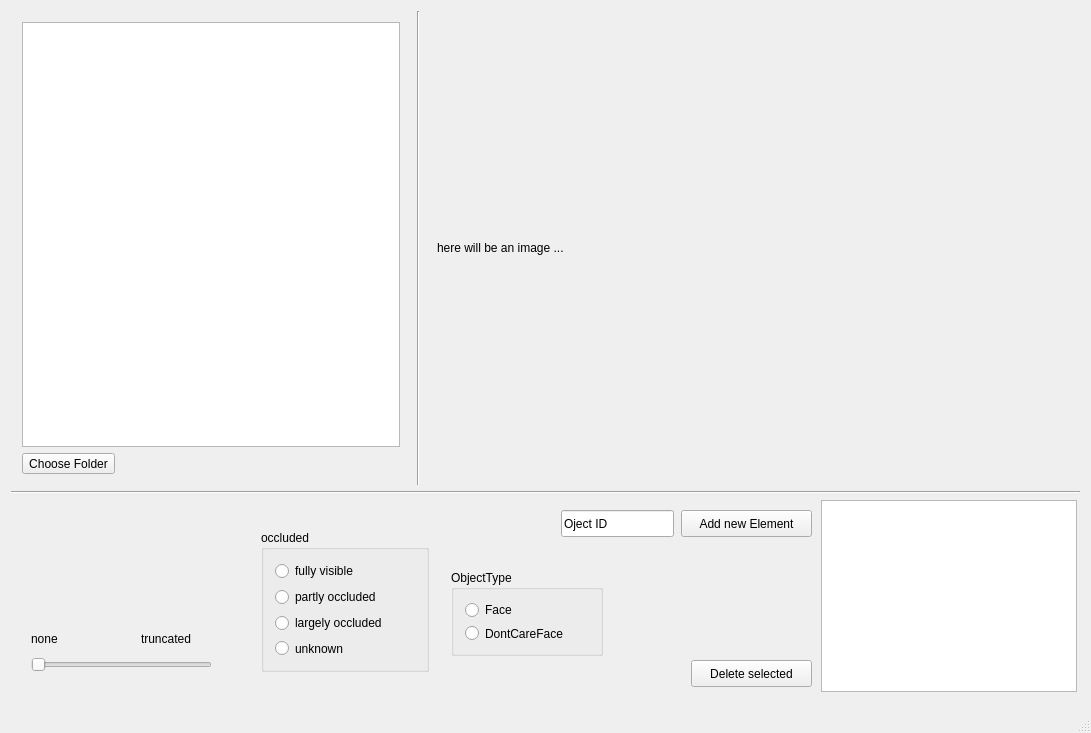
Above: datasettools2/mainwindow.ui from ExtremeModerate/lr-facetags before the change. Below: the same form after it.
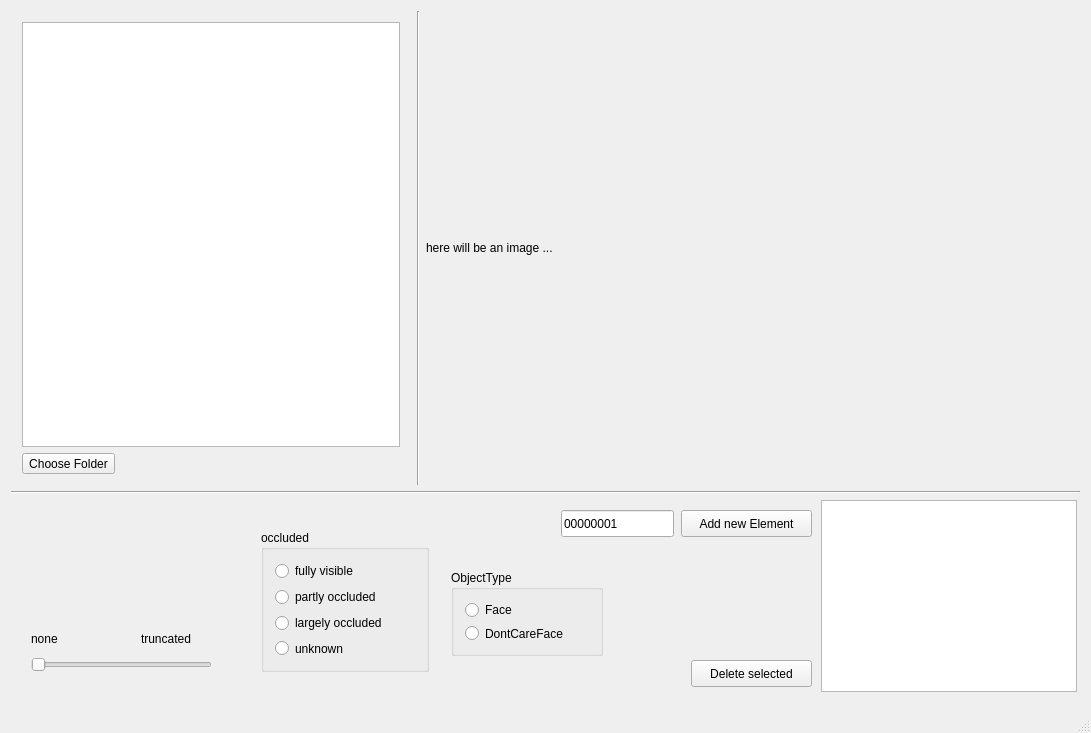
That is the form after the change. Custom widgets are drawn as their Qt base class.

```diff
--- a/datasettools2/mainwindow.ui
+++ b/datasettools2/mainwindow.ui
@@ -71,6 +71,21 @@
        <bool>false</bool>
       </property>
       <layout class="QHBoxLayout" name="horizontalLayout">
+       <property name="spacing">
+        <number>0</number>
+       </property>
+       <property name="leftMargin">
+        <number>0</number>
+       </property>
+       <property name="topMargin">
+        <number>0</number>
+       </property>
+       <property name="rightMargin">
+        <number>0</number>
+       </property>
+       <property name="bottomMargin">
+        <number>0</number>
+       </property>
        <item>
         <widget class="QLabel" name="label_image">
          <property name="sizePolicy">
@@ -185,7 +200,7 @@
         </rect>
        </property>
        <property name="text">
-        <string>Oject ID</string>
+        <string>00000001</string>
        </property>
       </widget>
       <widget class="QGroupBox" name="groupBox">
```
Left out of the diff: 23 changed lines with no effect on the pictures.
